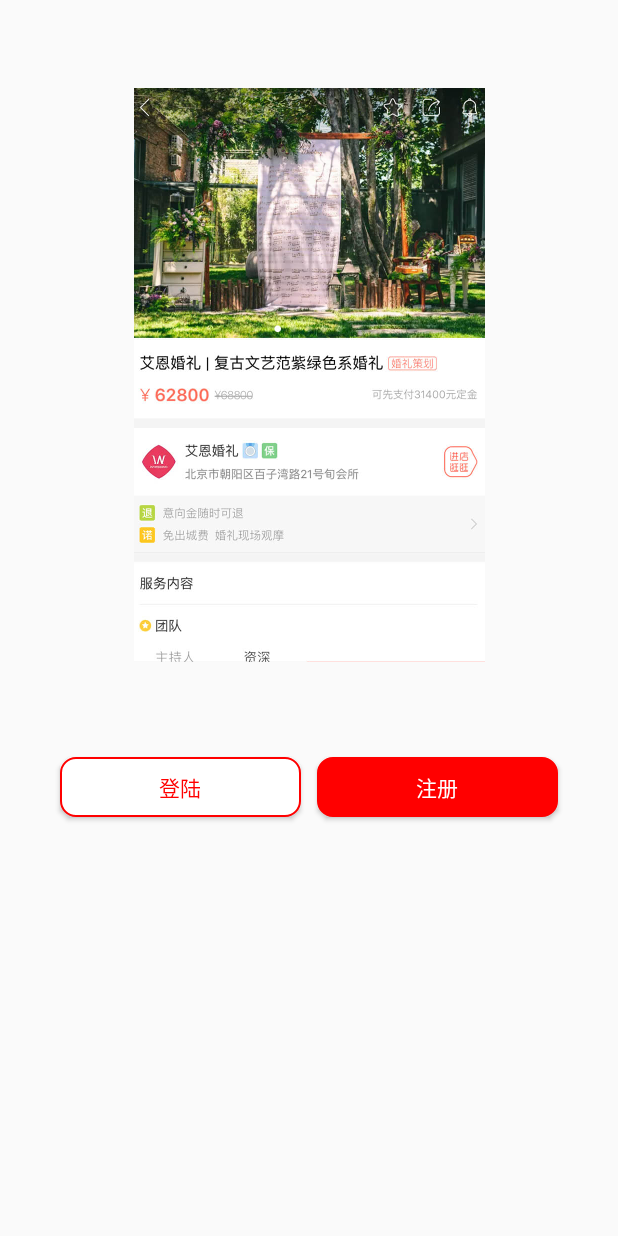
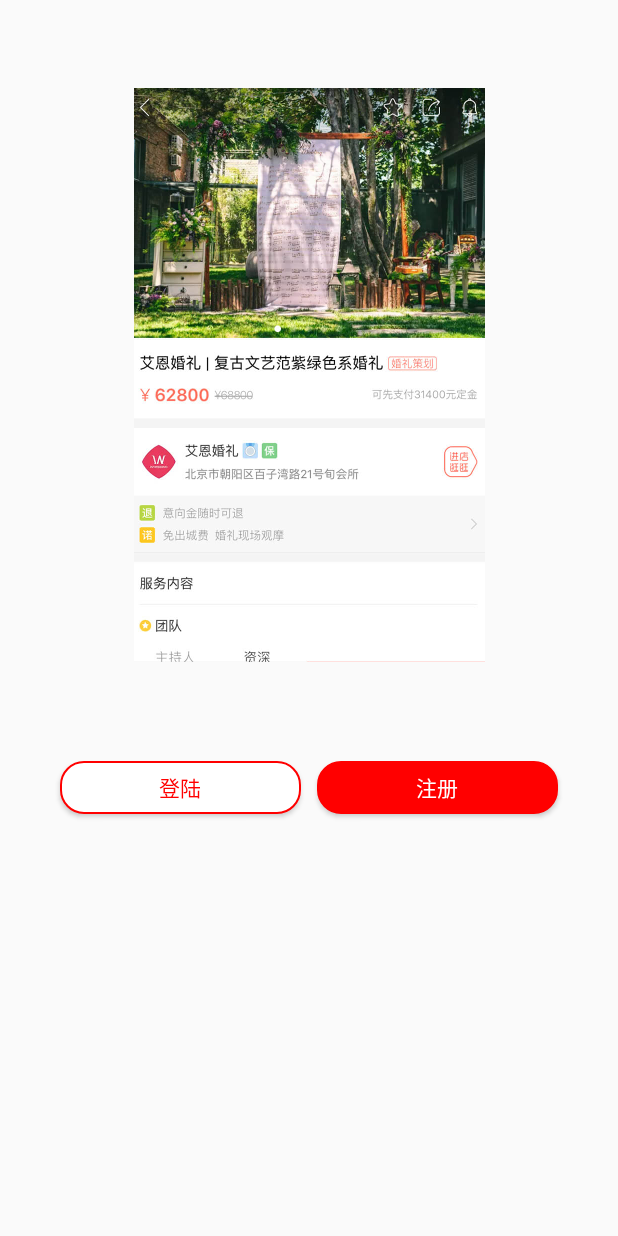
Before and after one commit to kingcyan/BestWedding, an Android app: the screen it shows after launch (GuideActivity), on a phone screen of 412 x 824 dp. Run offline under Robolectric (Android 15) with nearby library versions, the phone set to English and light mode, and no system bars; our stand-ins replace ButterKnife.

```diff
--- a/app/src/main/res/drawable/guide_bottom.xml
+++ b/app/src/main/res/drawable/guide_bottom.xml
@@ -1,8 +1,8 @@
 <?xml version="1.0" encoding="utf-8"?>
 <shape xmlns:android="http://schemas.android.com/apk/res/android">
-    <corners android:radius="10dp"/>
-    <stroke android:width="1dp"
-        android:color="#f00"/>
-    <solid android:color="#fff"/>
+    <corners android:radius="@dimen/guide_shape_radius"/>
+    <stroke android:width="@dimen/guide_stroke_width"
+        android:color="@color/guide_stroke_color"/>
+    <solid android:color="@color/guide_solid_login_color"/>
 
 </shape>
--- a/app/src/main/res/drawable/guide_bottom2.xml
+++ b/app/src/main/res/drawable/guide_bottom2.xml
@@ -1,8 +1,11 @@
 <?xml version="1.0" encoding="utf-8"?>
 <shape xmlns:android="http://schemas.android.com/apk/res/android">
-    <corners android:radius="10dp"/>
-    <stroke android:width="1dp"
-        android:color="#f00"/>
-    <solid android:color="#f00"/>
+    <!--按键圆角-->
+    <corners android:radius="@dimen/guide_shape_radius"/>
+    <!--按键边框-->
+    <stroke android:width="@dimen/guide_stroke_width"
+        android:color="@color/guide_stroke_color"/>
+    <!--填充颜色-->
+    <solid android:color="@color/guide_stroke_regist_color"/>
 
 </shape>
--- a/app/src/main/res/layout/activity_guide.xml
+++ b/app/src/main/res/layout/activity_guide.xml
@@ -7,39 +7,39 @@
         <android.support.v4.view.ViewPager
             android:id="@+id/guide_vp"
             android:layout_width="match_parent"
-            android:layout_height="500dp"/>
+            android:layout_height="@dimen/guide_viewpager_height"/>
 
         <LinearLayout
             android:layout_below="@id/guide_vp"
             android:id="@+id/ll_bottom"
             android:orientation="horizontal"
             android:layout_width="match_parent"
-            android:layout_height="50dp"
-            android:layout_marginBottom="20dp"
+            android:layout_height="@dimen/guide_ll_height"
+            android:layout_marginBottom="@dimen/guide_ll_buttom_marginbottom"
             android:layout_gravity="bottom">
 
             <Button
                 android:id="@+id/btn_login"
-                android:text="登陆"
-                android:textColor="#f00"
-                android:layout_width="0dp"
-                android:layout_height="40dp"
+                android:text="@string/guide_button_login"
+                android:textColor="@color/guide_login_textColor"
+                android:layout_width="@dimen/guide_weight_0dp"
+                android:layout_height="@dimen/guide_ll_buttom_height"
                 android:layout_weight="1"
-                android:layout_marginLeft="40dp"
-                android:layout_marginRight="5dp"
+                android:layout_marginLeft="@dimen/guide_button_margin40"
+                android:layout_marginRight="@dimen/guide_button_margin5"
                 android:layout_gravity="center_vertical"
                 android:background="@drawable/guide_bottom"
 
                 />
             <Button
                 android:id="@+id/btn_regist"
-                android:text="注册"
-                android:textColor="#fff"
-                android:layout_width="0dp"
-                android:layout_height="40dp"
+                android:text="@string/guide_button_regist"
+                android:textColor="@color/guide_regist_textColor"
+                android:layout_width="@dimen/guide_weight_0dp"
+                android:layout_height="@dimen/guide_ll_buttom_height"
                 android:layout_weight="1"
-                android:layout_marginLeft="5dp"
-                android:layout_marginRight="40dp"
+                android:layout_marginLeft="@dimen/mine_text_margin5"
+                android:layout_marginRight="@dimen/guide_button_margin40"
                 android:layout_gravity="center_vertical"
                 android:background="@drawable/guide_bottom2"
 
--- a/app/src/main/res/values/colors.xml
+++ b/app/src/main/res/values/colors.xml
@@ -4,7 +4,16 @@
     <color name="colorPrimaryDark">#303F9F</color>
     <color name="colorAccent">#FF4081</color>
     <color name="colortextchecked">#ff9c86</color>
-    <color name="colortextunchecked">#ADADAD</color>
+
+    <!--欢迎引导页-->
+    <color name="guide_stroke_color">#f00</color>
+    <color name="guide_solid_login_color">#fff</color>
+    <color name="guide_login_textColor">#f00</color>
+    <color name="guide_regist_textColor">#fff</color>
+
+    <color name="guide_stroke_regist_color">#f00</color>
+
+
 
     <!--首页head-->
 
@@ -23,6 +32,8 @@
 
     <!--工具-->
     <color name="tool_text_dark_color">#878282</color>
+    <color name="colortextunchecked">#878282</color>
+
 
 
 
--- a/app/src/main/res/values/dimens.xml
+++ b/app/src/main/res/values/dimens.xml
@@ -3,7 +3,22 @@
     <dimen name="activity_horizontal_margin">16dp</dimen>
     <dimen name="activity_vertical_margin">16dp</dimen>
 
+    <!--欢迎引导页面参数-->
+    <dimen name="guide_shape_radius">15dp</dimen>
+    <dimen name="guide_stroke_width">1dp</dimen>
+    <dimen name="guide_viewpager_height">500dp</dimen>
+    <dimen name="guide_ll_height">50dp</dimen>
+    <dimen name="guide_ll_buttom_height">35dp</dimen>
+    <dimen name="guide_ll_buttom_marginbottom">30dp</dimen>
+    <dimen name="guide_weight_0dp">0dp</dimen>
+    <dimen name="guide_button_margin5">5dp</dimen>
+    <dimen name="guide_button_margin40">40dp</dimen>
+
+
+
+
     <!--工具页面参数-->
+
     <dimen name="tool_relative_margintop">8dp</dimen>
     <dimen name="tool_relative_big_textSize">14sp</dimen>
     <dimen name="tool_relative_small_textSize">12sp</dimen>
--- a/app/src/main/res/values/strings.xml
+++ b/app/src/main/res/values/strings.xml
@@ -1,5 +1,13 @@
 <resources>
     <string name="app_name">婚礼纪</string>
+
+
+    <!--工具页面-->
+    <string name="guide_button_login">登陆</string>
+    <string name="guide_button_regist">注册</string>
+
+
+
 
     <!--工具页面-->
     <string name="Tool_Title">结婚工具</string>
```
